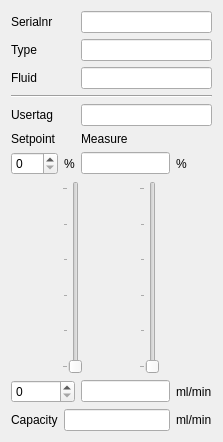
ArJKloek/FlowControl, file ui/flowchannel.ui: the form before one commit.
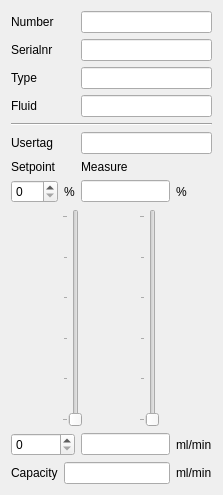
The form after the commit.

```diff
--- a/ui/flowchannel.ui
+++ b/ui/flowchannel.ui
@@ -7,14 +7,14 @@
     <x>0</x>
     <y>0</y>
     <width>223</width>
-    <height>442</height>
+    <height>495</height>
    </rect>
   </property>
   <property name="windowTitle">
    <string>FlowChannel</string>
   </property>
   <layout class="QGridLayout" name="gridLayout">
-   <item row="5" column="2" colspan="2">
+   <item row="6" column="2" colspan="2">
     <widget class="QLineEdit" name="le_usertag">
      <property name="enabled">
       <bool>true</bool>
@@ -24,7 +24,7 @@
      </property>
     </widget>
    </item>
-   <item row="8" column="0" colspan="4">
+   <item row="9" column="0" colspan="4">
     <layout class="QHBoxLayout" name="horizontalLayout">
      <item>
       <widget class="QSlider" name="vs_setpoint">
@@ -63,7 +63,7 @@
      </item>
     </layout>
    </item>
-   <item row="2" column="2" colspan="2">
+   <item row="3" column="2" colspan="2">
     <widget class="QLineEdit" name="le_fluid">
      <property name="enabled">
       <bool>true</bool>
@@ -73,14 +73,28 @@
      </property>
     </widget>
    </item>
-   <item row="0" column="0">
+   <item row="11" column="0">
+    <widget class="QLabel" name="lb_capacity">
+     <property name="text">
+      <string>Capacity</string>
+     </property>
+    </widget>
+   </item>
+   <item row="11" column="3">
+    <widget class="QLabel" name="label_2">
+     <property name="text">
+      <string>ml/min</string>
+     </property>
+    </widget>
+   </item>
+   <item row="1" column="0">
     <widget class="QLabel" name="lb_serialnr">
      <property name="text">
       <string>Serialnr</string>
      </property>
     </widget>
    </item>
-   <item row="7" column="2">
+   <item row="8" column="2">
     <widget class="QLineEdit" name="le_measure_percent">
      <property name="enabled">
       <bool>true</bool>
@@ -90,7 +104,7 @@
      </property>
     </widget>
    </item>
-   <item row="9" column="2">
+   <item row="10" column="2">
     <widget class="QLineEdit" name="le_measure_flow">
      <property name="enabled">
       <bool>true</bool>
@@ -100,14 +114,14 @@
      </property>
     </widget>
    </item>
-   <item row="6" column="0">
+   <item row="7" column="0">
     <widget class="QLabel" name="lb_setpoint">
      <property name="text">
       <string>Setpoint</string>
      </property>
     </widget>
    </item>
-   <item row="0" column="2" colspan="2">
+   <item row="1" column="2" colspan="2">
     <widget class="QLineEdit" name="le_serial">
      <property name="enabled">
       <bool>true</bool>
@@ -117,66 +131,73 @@
      </property>
     </widget>
    </item>
-   <item row="1" column="0">
+   <item row="2" column="0">
     <widget class="QLabel" name="lb_ID">
      <property name="text">
       <string>Type</string>
      </property>
     </widget>
    </item>
-   <item row="6" column="2">
+   <item row="7" column="2">
     <widget class="QLabel" name="lb_measure">
      <property name="text">
       <string>Measure</string>
      </property>
     </widget>
    </item>
-   <item row="4" column="0" colspan="4">
+   <item row="5" column="0" colspan="4">
     <widget class="Line" name="line">
      <property name="orientation">
       <enum>Qt::Horizontal</enum>
      </property>
     </widget>
    </item>
-   <item row="7" column="3">
+   <item row="8" column="3">
     <widget class="QLabel" name="lb_measure_percent">
      <property name="text">
       <string>%</string>
      </property>
     </widget>
    </item>
-   <item row="9" column="3">
+   <item row="10" column="3">
     <widget class="QLabel" name="lb_flow">
      <property name="text">
       <string>ml/min</string>
      </property>
     </widget>
    </item>
-   <item row="7" column="1">
+   <item row="8" column="1">
     <widget class="QLabel" name="lb_sp_percent">
      <property name="text">
       <string>%</string>
      </property>
     </widget>
    </item>
-   <item row="5" column="0">
+   <item row="6" column="0">
     <widget class="QLabel" name="lb_usertag">
      <property name="text">
       <string>Usertag</string>
      </property>
     </widget>
    </item>
-   <item row="2" column="0">
+   <item row="3" column="0">
     <widget class="QLabel" name="lb_fluid">
      <property name="text">
       <string>Fluid</string>
      </property>
     </widget>
    </item>
-   <item row="7" column="0">
+   <item row="11" column="1" colspan="2">
+    <widget class="QLineEdit" name="le_capacity">
+     <property name="readOnly">
+      <bool>true</bool>
+     </property>
+    </widget>
+   </item>
+   <item row="8" column="0">
     <widget class="QSpinBox" name="sb_setpoint_percent"/>
    </item>
-   <item row="1" column="2" colspan="2">
+   <item row="2" column="2" colspan="2">
     <widget class="QLineEdit" name="le_type">
      <property name="enabled">
       <bool>true</bool>
@@ -186,29 +207,18 @@
      </property>
     </widget>
    </item>
-   <item row="9" column="0" colspan="2">
+   <item row="10" column="0" colspan="2">
     <widget class="QSpinBox" name="sb_setpoint_flow"/>
    </item>
-   <item row="10" column="0">
-    <widget class="QLabel" name="lb_capacity">
+   <item row="0" column="0">
+    <widget class="QLabel" name="label">
      <property name="text">
-      <string>Capacity</string>
+      <string>Number</string>
      </property>
     </widget>
    </item>
-   <item row="10" column="1" colspan="2">
-    <widget class="QLineEdit" name="le_capacity">
-     <property name="readOnly">
-      <bool>true</bool>
-     </property>
-    </widget>
-   </item>
-   <item row="10" column="3">
-    <widget class="QLabel" name="label_2">
-     <property name="text">
-      <string>ml/min</string>
-     </property>
-    </widget>
+   <item row="0" column="2" colspan="2">
+    <widget class="QLineEdit" name="le_number"/>
    </item>
   </layout>
  </widget>
```
